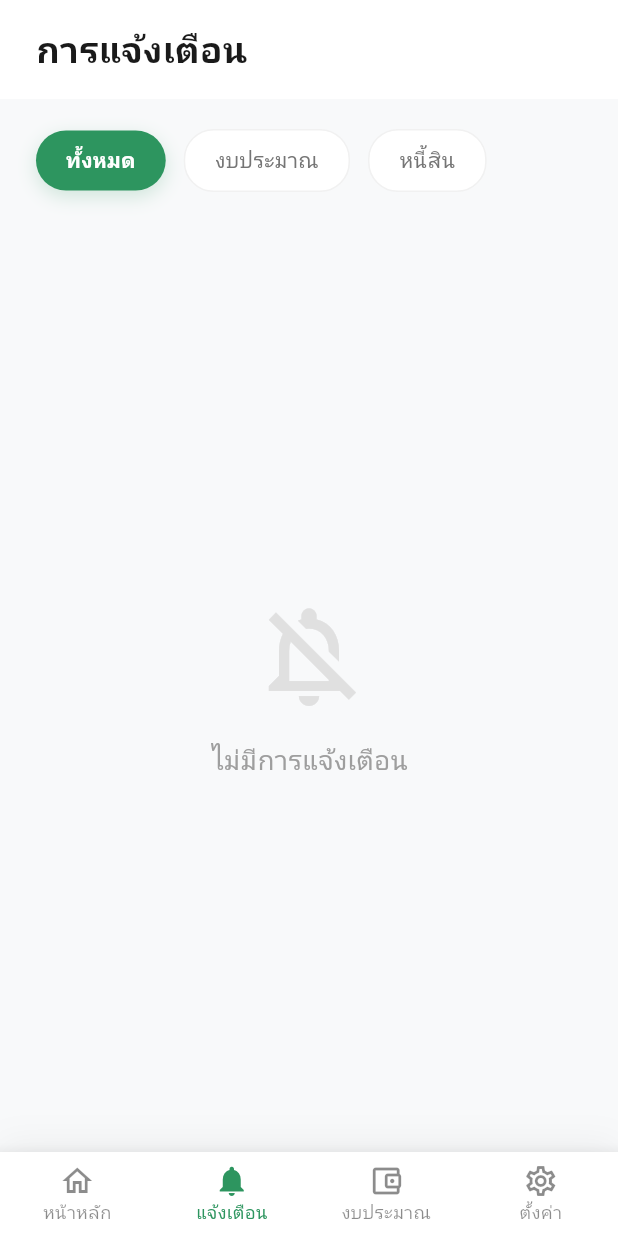
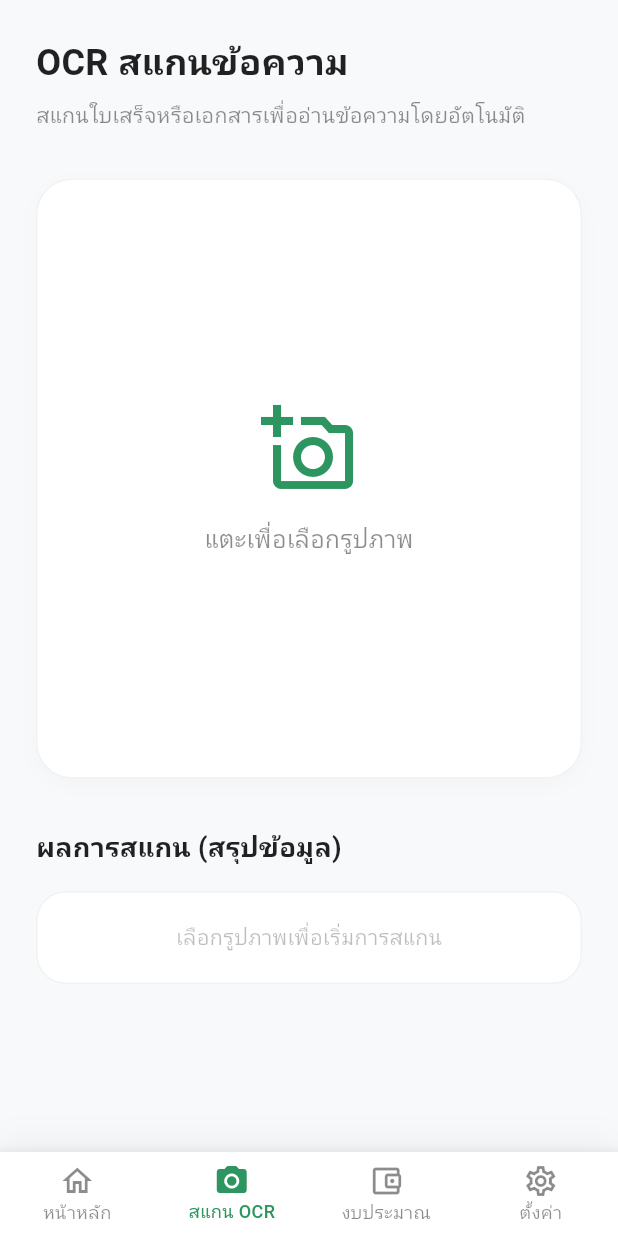
Before and after one commit to financeCare/frontend, a Flutter app: the HomePage screen opened by its route, item 2 of the bottom bar chosen, on a phone screen of 412 x 824 dp. Run offline on Flutter 3.47's test engine with Material 3 defaults, Android fonts, the phone set to English and light mode, and no system bars; our stand-ins replace cloud_firestore, device_info_plus, firebase_core, firebase_messaging, fl_chart, flutter_local_notifications and 6 more; missing offline and left inert: flutter_line_sdk; accounts and stored records are empty; network calls fail; Roboto replaces fonts that are missing (Kanit); statements that could not run were skipped.

Commit message:
feat: Add debt overview, dashboard homepage, and OCR functionality with new dependencies and plugin registrations.

```diff
--- a/lib/features/dashboard/presentation/pages/homepage.dart
+++ b/lib/features/dashboard/presentation/pages/homepage.dart
@@ -8,6 +8,7 @@ import 'package:flutter_application_1/features/notification/presentation/notific
 import 'package:flutter_application_1/features/notification/presentation/notification_manager.dart';
 import 'package:flutter_secure_storage/flutter_secure_storage.dart';
 import '../../../settings/presentation/pages/user_settings_page.dart';
+import '../../../ocr/presentation/pages/ocr_screen.dart';
 
 // Import เดิมของคุณ
 import '../../../debt/presentation/pages/debt_overview_page.dart';
@@ -101,8 +102,8 @@ class _HomePageState extends State<HomePage> {
 
   List<Widget> _getWidgetOptions() {
     return [
-      const DebtOverviewPage(),
-      const NotificationScreen(showBackButton: false),
+      DebtOverviewPage(unreadCount: unreadNotificationCount),
+      OCRScreen(),
       const BudgetPerMonthScreen(),
       UserSettingsPage(onBack: () => setState(() => _selectedIndex = 0)),
     ];
@@ -155,7 +156,7 @@ class _HomePageState extends State<HomePage> {
               _selectedIndex = index;
             });
             if (index == 1) {
-              _markNotificationsAsRead();
+              // OCR selected
             }
           },
           type: BottomNavigationBarType.fixed,
@@ -173,74 +174,10 @@ class _HomePageState extends State<HomePage> {
               activeIcon: Icon(Icons.home),
               label: 'หน้าหลัก',
             ),
-            BottomNavigationBarItem(
-              icon: Stack(
-                clipBehavior: Clip.none,
-                children: [
-                  const Icon(Icons.notifications_none_outlined),
-                  if (unreadNotificationCount > 0)
-                    Positioned(
-                      right: -2,
-                      top: -2,
-                      child: Container(
-                        padding: const EdgeInsets.all(4),
-                        decoration: const BoxDecoration(
-                          color: Color(0xFFEB5757),
-                          shape: BoxShape.circle,
-                        ),
-                        constraints: const BoxConstraints(
-                          minWidth: 14,
-                          minHeight: 14,
-                        ),
-                        child: Text(
-                          unreadNotificationCount > 9
-                              ? '9+'
-                              : '$unreadNotificationCount',
-                          style: const TextStyle(
-                            color: Colors.white,
-                            fontSize: 8,
-                            fontWeight: FontWeight.bold,
-                          ),
-                          textAlign: TextAlign.center,
-                        ),
-                      ),
-                    ),
-                ],
-              ),
-              activeIcon: Stack(
-                clipBehavior: Clip.none,
-                children: [
-                  const Icon(Icons.notifications),
-                  if (unreadNotificationCount > 0)
-                    Positioned(
-                      right: -2,
-                      top: -2,
-                      child: Container(
-                        padding: const EdgeInsets.all(4),
-                        decoration: const BoxDecoration(
-                          color: Color(0xFFEB5757),
-                          shape: BoxShape.circle,
-                        ),
-                        constraints: const BoxConstraints(
-                          minWidth: 14,
-                          minHeight: 14,
-                        ),
-                        child: Text(
-                          unreadNotificationCount > 9
-                              ? '9+'
-                              : '$unreadNotificationCount',
-                          style: const TextStyle(
-                            color: Colors.white,
-                            fontSize: 8,
-                            fontWeight: FontWeight.bold,
-                          ),
-                          textAlign: TextAlign.center,
-                        ),
-                      ),
-                    ),
-                ],
-              ),
-              label: 'แจ้งเตือน',
+            const BottomNavigationBarItem(
+              icon: Icon(Icons.camera_alt_outlined),
+              activeIcon: Icon(Icons.camera_alt),
+              label: 'สแกน OCR',
             ),
             const BottomNavigationBarItem(
               icon: Icon(Icons.account_balance_wallet_outlined),
--- /dev/null
+++ b/lib/features/ocr/presentation/pages/ocr_screen.dart
@@ -0,0 +1,450 @@
+import 'dart:io';
+import 'package:flutter/material.dart';
+import 'package:google_fonts/google_fonts.dart';
+import 'package:image_picker/image_picker.dart';
+import '../../data/services/azure_vision_service.dart';
+
+class OCRScreen extends StatefulWidget {
+  const OCRScreen({super.key});
+
+  @override
+  State<OCRScreen> createState() => _OCRScreenState();
+}
+
+class _OCRScreenState extends State<OCRScreen> {
+  File? _image;
+  String _ocrResult = "";
+  bool _isLoading = false;
+  final ImagePicker _picker = ImagePicker();
+  final AzureVisionService _visionService = AzureVisionService();
+
+  Future<void> _pickImage(ImageSource source) async {
+    final XFile? pickedFile = await _picker.pickImage(source: source);
+
+    if (pickedFile != null) {
+      setState(() {
+        _image = File(pickedFile.path);
+        _ocrResult = "";
+      });
+      _performOCR();
+    }
+  }
+
+  Map<String, String> _structuredData = {};
+
+  Future<void> _performOCR() async {
+    if (_image == null) return;
+
+    setState(() {
+      _isLoading = true;
+      _ocrResult = "";
+      _structuredData = {};
+    });
+
+    final result = await _visionService.analyzeImage(_image!);
+
+    if (result != null) {
+      setState(() {
+        _ocrResult = result;
+        _structuredData = _parseOCRText(result);
+        _isLoading = false;
+      });
+    } else {
+      setState(() {
+        _ocrResult = "ไม่สามารถอ่านข้อความจากรูปภาพได้ หรือเกิดข้อผิดพลาด";
+        _isLoading = false;
+      });
+    }
+  }
+
+  Map<String, String> _parseOCRText(String text) {
+    Map<String, String> data = {
+      "sender": "-",
+      "receiver": "-",
+      "date": "-",
+      "amount": "-",
+    };
+
+    final lines = text.split('\n');
+    final bankNames = [
+      "กสิกร", "Kasikorn", "Krungsri", "ttb", "กรุงเทพ", "Bangkok Bank",
+      "กรุงไทย", "Krungthai", "ไทยพาณิชย์", "SCB", "ออมสิน", "GSB",
+      "PromptPay", "พรอ้มเพย", "ธนาคาร"
+    ];
+    final months = ["ม.ค.", "ก.พ.", "มี.ค.", "เม.ย.", "พ.ค.", "มิ.ย.", "ก.ค.", "ส.ค.", "ก.ย.", "ต.ค.", "พ.ย.", "ธ.ค."];
+
+    List<String> potentialNames = [];
+    String? firstMoneyPattern;
+
+    for (int i = 0; i < lines.length; i++) {
+      String line = lines[i].trim();
+      if (line.isEmpty) continue;
+
+      // 1. Date Detection (Improved multi-line merging)
+      if (data["date"] == "-") {
+        bool hasMonth = months.any((m) => line.contains(m));
+        bool hasYear = RegExp(r'25\d{2}|20\d{2}').hasMatch(line);
+        bool hasTime = RegExp(r'\d{1,2}:\d{2}').hasMatch(line);
+
+        if (hasMonth && (hasYear || hasTime)) {
+          String dateValue = line;
+          if (!hasTime && i + 1 < lines.length && RegExp(r'\d{1,2}:\d{2}').hasMatch(lines[i + 1])) {
+             dateValue += " " + lines[i+1].trim();
+          }
+          data["date"] = dateValue;
+        }
+      }
+
+      // 2. Amount Detection
+      final amountMatch = RegExp(r'(\d{1,3}(,\d{3})*(\.\d{2}))').firstMatch(line);
+      if (amountMatch != null) {
+        String matchValue = amountMatch.group(0)!;
+        firstMoneyPattern ??= matchValue;
+
+        if (data["amount"] == "-") {
+          bool hasAmountContext = line.contains('บาท') || line.contains('THB') || line.contains('จำนวน');
+          int startIdx = (i - 10 < 0) ? 0 : i - 10;
+          if (!hasAmountContext) {
+            hasAmountContext = lines.sublist(startIdx, i + 1).any((l) => l.contains('จำนวนเงิน') || l.contains('Amount'));
+          }
+          if (hasAmountContext) {
+            data["amount"] = matchValue;
+          }
+        }
+      }
+
+      // 3. Collect "Name-like" lines (Universal Extraction)
+      // Criteria: 2+ words, no digits, not a bank name, not a status line
+      bool isBank = bankNames.any((b) => line.contains(b));
+      bool hasDigits = RegExp(r'\d').hasMatch(line);
+      bool isStatus = line.contains("โอนเงินสำเร็จ") || line.contains("รายการสำเร็จ");
+      List<String> words = line.split(RegExp(r'\s+')).where((w) => w.length > 1).toList();
+
+      if (!isBank && !hasDigits && !isStatus && words.length >= 2 && line.length > 5) {
+        if (!potentialNames.contains(line)) {
+          potentialNames.add(line);
+        }
+      }
+
+      // 4. Keyword-based matching (High priority)
+      String lowerLine = line.toLowerCase();
+      if (lowerLine.contains("จาก") || lowerLine.contains("from")) {
+        _extractNameAfterKeyword(line, i, lines, (name) => data["sender"] = name);
+      }
+      if (lowerLine.contains("ไปยัง") || lowerLine.contains("to") || lowerLine.contains("โอนให้")) {
+        _extractNameAfterKeyword(line, i, lines, (name) => data["receiver"] = name);
+      }
+    }
+
+    // Assign names if keywords failed
+    if (data["sender"] == "-" && potentialNames.isNotEmpty) {
+      data["sender"] = potentialNames[0];
+    }
+    if (data["receiver"] == "-" && potentialNames.length > 1) {
+      // Receiver is usually the last person named in the main flow
+      data["receiver"] = potentialNames.last;
+    }
+
+    // Final fallback for amount
+    if (data["amount"] == "-" && firstMoneyPattern != null) {
+      data["amount"] = firstMoneyPattern;
+    }
+
+    return data;
+  }
+
+  void _extractNameAfterKeyword(String line, int index, List<String> lines, Function(String) assign) {
+    // Try next line first (most common)
+    if (index + 1 < lines.length) {
+      String nextLine = lines[index + 1].trim();
+      if (nextLine.isNotEmpty && nextLine.split(" ").length >= 2 && !RegExp(r'\d').hasMatch(nextLine)) {
+        assign(nextLine);
+        return;
+      }
+    }
+    // Try same line
+    String remaining = "";
+    if (line.contains("จาก")) remaining = line.split("จาก").last.trim();
+    else if (line.contains("ไปยัง")) remaining = line.split("ไปยัง").last.trim();
+
+    if (remaining.split(" ").length >= 2 && !RegExp(r'\d').hasMatch(remaining)) {
+      assign(remaining);
+    }
+  }
+
+  @override
+  Widget build(BuildContext context) {
+    return Scaffold(
+      backgroundColor: const Color(0xFFF8F9FA),
+      body: SafeArea(
+        child: SingleChildScrollView(
+          padding: const EdgeInsets.all(24.0),
+          child: Column(
+            crossAxisAlignment: CrossAxisAlignment.start,
+            children: [
+              Text(
+                'OCR สแกนข้อความ',
+                style: GoogleFonts.kanit(
+                  fontSize: 24,
+                  fontWeight: FontWeight.bold,
+                  color: Colors.black87,
+                ),
+              ),
+              const SizedBox(height: 8),
+              Text(
+                'สแกนใบเสร็จหรือเอกสารเพื่ออ่านข้อความโดยอัตโนมัติ',
+                style: GoogleFonts.kanit(
+                  fontSize: 14,
+                  color: Colors.black45,
+                ),
+              ),
+              const SizedBox(height: 32),
+
+              // Image Preview Area (Show Full Image)
+              GestureDetector(
+                onTap: () => _showPickImageOptions(),
+                child: Container(
+                  width: double.infinity,
+                  constraints: const BoxConstraints(minHeight: 200, maxHeight: 400),
+                  decoration: BoxDecoration(
+                    color: Colors.white,
+                    borderRadius: BorderRadius.circular(24),
+                    border: Border.all(color: Colors.black.withOpacity(0.05)),
+                    boxShadow: [
+                      BoxShadow(
+                        color: Colors.black.withOpacity(0.02),
+                        blurRadius: 10,
+                        offset: const Offset(0, 4),
+                      ),
+                    ],
+                  ),
+                  child: _image == null
+                      ? Column(
+                          mainAxisAlignment: MainAxisAlignment.center,
+                          children: [
+                            const Icon(
+                              Icons.add_a_photo_outlined,
+                              size: 64,
+                              color: Color(0xFF2D955F),
+                            ),
+                            const SizedBox(height: 16),
+                            Text(
+                              'แตะเพื่อเลือกรูปภาพ',
+                              style: GoogleFonts.kanit(
+                                fontSize: 16,
+                                color: Colors.black45,
+                              ),
+                            ),
+                          ],
+                        )
+                      : ClipRRect(
+                          borderRadius: BorderRadius.circular(24),
+                          child: Image.file(_image!, fit: BoxFit.contain),
+                        ),
+                ),
+              ),
+
+              const SizedBox(height: 32),
+
+              // Result Area
+              Text(
+                'ผลการสแกน (สรุปข้อมูล)',
+                style: GoogleFonts.kanit(
+                  fontSize: 18,
+                  fontWeight: FontWeight.bold,
+                  color: Colors.black87,
+                ),
+              ),
+              const SizedBox(height: 16),
+              Container(
+                width: double.infinity,
+                padding: const EdgeInsets.all(20),
+                decoration: BoxDecoration(
+                  color: Colors.white,
+                  borderRadius: BorderRadius.circular(20),
+                  border: Border.all(color: Colors.black.withOpacity(0.05)),
+                ),
+                child: _isLoading
+                    ? const Center(
+                        child: CircularProgressIndicator(color: Color(0xFF2D955F)),
+                      )
+                    : _structuredData.isEmpty
+                        ? Center(
+                            child: Text(
+                              'เลือกรูปภาพเพื่อเริ่มการสแกน',
+                              style: GoogleFonts.kanit(color: Colors.black26),
+                            ),
+                          )
+                        : _buildResultTable(),
+              ),
+
+              const SizedBox(height: 16),
+
+              // Raw Data (Optional/Expandable)
+              if (_ocrResult.isNotEmpty && !_isLoading)
+                 Theme(
+                   data: Theme.of(context).copyWith(dividerColor: Colors.transparent),
+                   child: ExpansionTile(
+                    title: Text('ดูข้อความดิบ (Raw Text)', style: GoogleFonts.kanit(fontSize: 12, color: Colors.black38)),
+                    children: [
+                       Padding(
+                         padding: const EdgeInsets.all(16.0),
+                         child: Text(_ocrResult, style: GoogleFonts.kanit(fontSize: 12, color: Colors.black45)),
+                       )
+                    ],
+                                   ),
+                 ),
+
+              const SizedBox(height: 16),
+
+              // Actions
+              if (_ocrResult.isNotEmpty && !_isLoading)
+                Column(
+                  children: [
+                    Row(
+                      children: [
+                        Expanded(
+                          child: ElevatedButton.icon(
+                            onPressed: () {
+                              // Copy to clipboard or handle data
+                              _copyToClipboard(context);
+                            },
+                            icon: const Icon(Icons.copy),
+                            label: Text('คัดลอกข้อความ', style: GoogleFonts.kanit()),
+                            style: ElevatedButton.styleFrom(
+                              backgroundColor: const Color(0xFF2D955F),
+                              foregroundColor: Colors.white,
+                              padding: const EdgeInsets.symmetric(vertical: 16),
+                              shape: RoundedRectangleBorder(
+                                borderRadius: BorderRadius.circular(12),
+                              ),
+                            ),
+                          ),
+                        ),
+                      ],
+                    ),
+                    const SizedBox(height: 12),
+                    Row(
+                      children: [
+                        Expanded(
+                          child: OutlinedButton.icon(
+                            onPressed: () {
+                              setState(() {
+                                _image = null;
+                                _ocrResult = "";
+                                _structuredData = {};
+                              });
+                            },
+                            icon: const Icon(Icons.refresh),
+                            label: Text('สแกนสลิปใหม่', style: GoogleFonts.kanit()),
+                            style: OutlinedButton.styleFrom(
+                              foregroundColor: const Color(0xFF2D955F),
+                              side: const BorderSide(color: Color(0xFF2D955F)),
+                              padding: const EdgeInsets.symmetric(vertical: 16),
+                              shape: RoundedRectangleBorder(
+                                borderRadius: BorderRadius.circular(12),
+                              ),
+                            ),
+                          ),
+                        ),
+                      ],
+                    ),
+                  ],
+                ),
+            ],
+          ),
+        ),
+      ),
+    );
+  }
+
+  void _showPickImageOptions() {
+    showModalBottomSheet(
+      context: context,
+      shape: const RoundedRectangleBorder(
+        borderRadius: BorderRadius.vertical(top: Radius.circular(20)),
+      ),
+      builder: (context) => SafeArea(
+        child: Wrap(
+          children: [
+            ListTile(
+              leading: const Icon(Icons.photo_library),
+              title: Text('เลือกจากแกลเลอรี่', style: GoogleFonts.kanit()),
+              onTap: () {
+                Navigator.pop(context);
+                _pickImage(ImageSource.gallery);
+              },
+            ),
+            ListTile(
+              leading: const Icon(Icons.camera_alt),
+              title: Text('ถ่ายรูป', style: GoogleFonts.kanit()),
+              onTap: () {
+                Navigator.pop(context);
+                _pickImage(ImageSource.camera);
+              },
+            ),
+          ],
+        ),
+      ),
+    );
+  }
+
+  void _copyToClipboard(BuildContext context) {
+    // In a real app we'd use Clipboard.setData
+    // For now just show a Snackbar
+    ScaffoldMessenger.of(context).showSnackBar(
+      const SnackBar(content: Text('คัดลอกข้อความแล้ว')),
+    );
+  }
+
+  Widget _buildResultTable() {
+    return Table(
+      columnWidths: const {
+        0: FlexColumnWidth(1),
+        1: FlexColumnWidth(2),
+      },
+      border: TableBorder(
+        horizontalInside: BorderSide(
+          color: Colors.black.withOpacity(0.05),
+          width: 1,
+        ),
+      ),
+      children: [
+        _buildDataRow("ชื่อคนโอน", _structuredData["sender"]!),
+        _buildDataRow("คนรับเงิน", _structuredData["receiver"]!),
+        _buildDataRow("วันที่โอน", _structuredData["date"]!),
+        _buildDataRow("จำนวนเงิน", "${_structuredData["amount"]!} บาท"),
+      ],
+    );
+  }
+
+  TableRow _buildDataRow(String label, String value) {
+    return TableRow(
+      children: [
+        Padding(
+          padding: const EdgeInsets.symmetric(vertical: 12.0),
+          child: Text(
+            label,
+            style: GoogleFonts.kanit(
+              fontSize: 14,
+              fontWeight: FontWeight.w500,
+              color: Colors.black54,
+            ),
+          ),
+        ),
+        Padding(
+          padding: const EdgeInsets.symmetric(vertical: 12.0),
+          child: Text(
+            value,
+            style: GoogleFonts.kanit(
+              fontSize: 14,
+              fontWeight: FontWeight.bold,
+              color: Colors.black87,
+            ),
+            textAlign: TextAlign.right,
+          ),
+        ),
+      ],
+    );
+  }
+}
--- a/pubspec.yaml
+++ b/pubspec.yaml
@@ -36,6 +36,7 @@ dependencies:
   device_info_plus: ^10.1.2
   uuid: ^4.5.1
   google_fonts: ^8.0.1
+  image_picker: ^1.1.2
 
 
 dev_dependencies:
```
Also changed, not shown: lib/features/debt/presentation/pages/debt_overview_page.dart (+70 -1 lines), lib/features/ocr/data/services/azure_vision_service.dart (added, +50 -0 lines), pubspec.lock, 5 other files.
